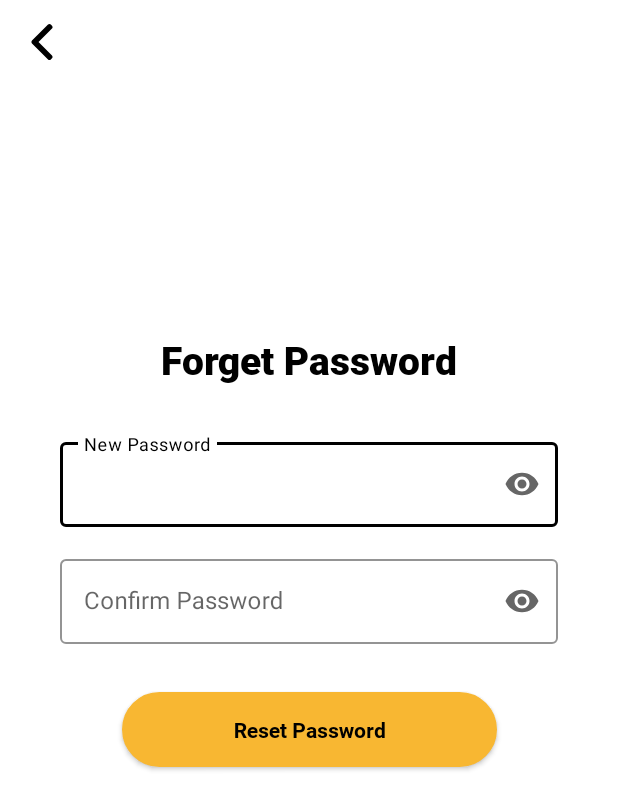
After one commit to Nomdo-A5/nomdo-mobile, an Android app: the ForgetPassActivity3 screen opened directly, with no data from a screen before it, on a phone screen of 412 x 824 dp. The commit adds this screen. Shown: the top 810 px of the screen. Run offline under Robolectric (Android 15) with nearby library versions, the phone set to English and light mode, and no system bars.

Commit message:
Add Forgot Password
closes #14

```diff
--- /dev/null
+++ b/app/src/main/java/com/nomdoa5/nomdo/ui/auth/ForgetPassActivity3.java
@@ -0,0 +1,35 @@
+package com.nomdoa5.nomdo.ui.auth;
+
+import android.content.Intent;
+import android.os.Bundle;
+import android.os.Handler;
+import android.view.View;
+import androidx.appcompat.app.AppCompatActivity;
+
+import com.nomdoa5.nomdo.databinding.ActivityForgetPass3Binding;
+import com.nomdoa5.nomdo.ui.MainActivity;
+
+public class ForgetPassActivity3 extends AppCompatActivity implements View.OnClickListener {
+    private ActivityForgetPass3Binding binding;
+
+    @Override
+    protected void onCreate(Bundle savedInstanceState) {
+        super.onCreate(savedInstanceState);
+        binding = ActivityForgetPass3Binding.inflate(getLayoutInflater());
+        setContentView(binding.getRoot());
+
+        binding.btnResetPassword.setOnClickListener(this);
+        binding.imgBack.setOnClickListener(this);
+    }
+
+    @Override
+    public void onClick(View view) {
+        if (binding.btnResetPassword.equals(view)) {
+            Intent intent = new Intent(ForgetPassActivity3.this, LoginActivity.class);
+            startActivity(intent);
+        }
+        else if (binding.imgBack.equals(view)){
+            finish();
+        }
+    }
+}
--- a/app/src/main/java/com/nomdoa5/nomdo/ui/auth/LoginActivity.kt
+++ b/app/src/main/java/com/nomdoa5/nomdo/ui/auth/LoginActivity.kt
@@ -17,6 +17,7 @@ class LoginActivity : AppCompatActivity(), View.OnClickListener {
         setContentView(binding.root)
 
         binding.btnSignUpIn.setOnClickListener(this)
+        binding.tvForgot.setOnClickListener(this)
         binding.btnSignIn.setOnClickListener(this)
     }
 
@@ -30,6 +31,9 @@ class LoginActivity : AppCompatActivity(), View.OnClickListener {
             binding.btnSignUpIn -> {
                 startActivity(Intent(this, RegisterActivity::class.java))
             }
+            binding.tvForgot -> {
+                startActivity(Intent(this, ForgetPassActivity::class.java))
+            }
             binding.btnSignIn -> {
                 startActivity(Intent(this, MainActivity::class.java))
             }
--- /dev/null
+++ b/app/src/main/res/layout/activity_forget_pass3.xml
@@ -0,0 +1,95 @@
+<?xml version="1.0" encoding="utf-8"?>
+<androidx.constraintlayout.widget.ConstraintLayout xmlns:android="http://schemas.android.com/apk/res/android"
+    xmlns:app="http://schemas.android.com/apk/res-auto"
+    xmlns:tools="http://schemas.android.com/tools"
+    android:layout_width="match_parent"
+    android:layout_height="match_parent"
+    tools:context=".ui.auth.ForgetPassActivity">
+
+    <ImageView
+        android:id="@+id/img_back"
+        android:layout_width="wrap_content"
+        android:layout_height="wrap_content"
+        android:layout_marginStart="16dp"
+        android:layout_marginTop="16dp"
+        android:background="?attr/selectableItemBackgroundBorderless"
+        android:clickable="true"
+        app:layout_constraintStart_toStartOf="parent"
+        app:layout_constraintTop_toTopOf="parent"
+        app:srcCompat="@drawable/ic_back" />
+
+    <TextView
+        android:id="@+id/tv_forget_password"
+        android:layout_width="wrap_content"
+        android:layout_height="wrap_content"
+        android:layout_marginTop="222dp"
+        android:fontFamily="@font/roboto_black"
+        android:text="Forget Password"
+        android:textSize="26sp"
+        app:layout_constraintEnd_toEndOf="parent"
+        app:layout_constraintStart_toStartOf="parent"
+        app:layout_constraintTop_toTopOf="parent" />
+
+    <com.google.android.material.textfield.TextInputLayout
+        android:id="@+id/layout_new_password"
+        style="@style/Widget.MaterialComponents.TextInputLayout.OutlinedBox"
+        android:layout_width="0dp"
+        android:layout_height="wrap_content"
+        android:layout_marginStart="40dp"
+        android:layout_marginTop="32dp"
+        android:layout_marginEnd="40dp"
+        app:boxStrokeColor="@color/black"
+        app:endIconMode="password_toggle"
+        app:hintTextColor="@color/black"
+        app:layout_constraintEnd_toEndOf="parent"
+        app:layout_constraintStart_toStartOf="parent"
+        app:layout_constraintTop_toBottomOf="@+id/tv_forget_password">
+
+        <com.google.android.material.textfield.TextInputEditText
+            android:id="@+id/edit_new_password"
+            android:layout_width="match_parent"
+            android:layout_height="wrap_content"
+            android:hint="@string/new_password"
+            android:imeOptions="actionNext"
+            android:inputType="textPassword"
+            android:nextFocusDown="@+id/input_code" />
+    </com.google.android.material.textfield.TextInputLayout>
+
+    <com.google.android.material.textfield.TextInputLayout
+        android:id="@+id/layout_confirm_code"
+        style="@style/Widget.MaterialComponents.TextInputLayout.OutlinedBox"
+        android:layout_width="0dp"
+        android:layout_height="wrap_content"
+        android:layout_marginTop="16dp"
+        app:boxStrokeColor="@color/black"
+        app:endIconMode="password_toggle"
+        app:hintTextColor="@color/black"
+        app:layout_constraintEnd_toEndOf="@+id/layout_new_password"
+        app:layout_constraintStart_toStartOf="@+id/layout_new_password"
+        app:layout_constraintTop_toBottomOf="@+id/layout_new_password">
+
+        <com.google.android.material.textfield.TextInputEditText
+            android:id="@+id/input_code"
+            android:layout_width="match_parent"
+            android:layout_height="wrap_content"
+            android:hint="@string/confirm_password"
+            android:imeOptions="actionNext"
+            android:inputType="textPassword" />
+    </com.google.android.material.textfield.TextInputLayout>
+
+    <androidx.appcompat.widget.AppCompatButton
+        android:id="@+id/btn_reset_password"
+        android:layout_width="250dp"
+        android:layout_height="wrap_content"
+        android:layout_marginTop="32dp"
+        android:background="@drawable/btn_accent"
+        android:fontFamily="@font/roboto_bold"
+        android:padding="15dp"
+        android:text="@string/reset_password"
+        android:textAlignment="center"
+        android:textAllCaps="false"
+        app:layout_constraintEnd_toEndOf="@+id/layout_confirm_code"
+        app:layout_constraintStart_toStartOf="@+id/layout_confirm_code"
+        app:layout_constraintTop_toBottomOf="@+id/layout_confirm_code" />
+
+</androidx.constraintlayout.widget.ConstraintLayout>
--- a/app/src/main/res/values/strings.xml
+++ b/app/src/main/res/values/strings.xml
@@ -11,6 +11,11 @@
     <string name="e_mail">E-mail</string>
     <string name="phone_number">Phone Number</string>
     <string name="confirm_password">Confirm Password</string>
+    <string name="new_password">New Password</string>
+    <string name="confirm_code">Confirmation Code</string>
+    <string name="send_confirm_code">Send Confirmation Code</string>
+    <string name="confirm">Confirm</string>
+    <string name="reset_password">Reset Password</string>
     <string name="forgot_password">Forgot Password?</string>
     <string name="my_workspace">My Workspace</string>
     <string name="title_activity_main">MainActivity</string>
```
Also changed, not shown: app/src/main/AndroidManifest.xml (+12 -3 lines), app/src/main/java/com/nomdoa5/nomdo/ui/auth/ForgetPassActivity.java (added, +34 -0 lines), app/src/main/java/com/nomdoa5/nomdo/ui/auth/ForgetPassActivity2.java (added, +34 -0 lines), app/src/main/res/layout/activity_forget_pass.xml (added, +71 -0 lines), app/src/main/res/layout/activity_forget_pass2.xml (added, +71 -0 lines).
